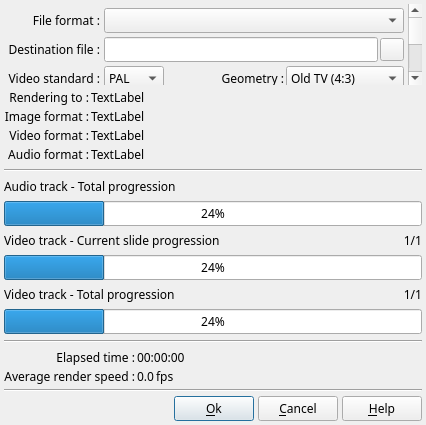
The window that DlgRenderVideo.ui (boenki/ffdiaporama) describes before a commit, drawn with Qt 5.
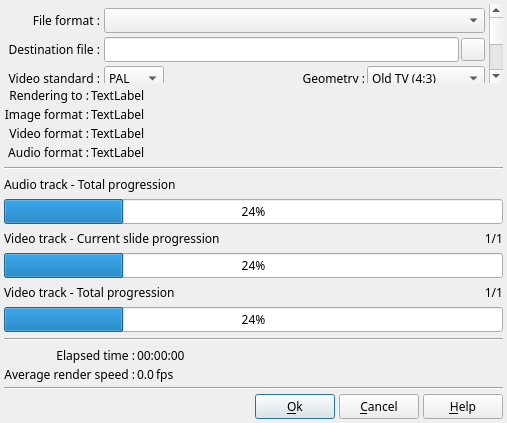
The same window after the commit. Icons and pictures are not drawn.

Diff of the .ui file:
```diff
--- a/DlgRenderVideo.ui
+++ b/DlgRenderVideo.ui
@@ -6,8 +6,8 @@
    <rect>
     <x>0</x>
     <y>0</y>
-    <width>426</width>
-    <height>425</height>
+    <width>507</width>
+    <height>423</height>
    </rect>
   </property>
   <property name="sizePolicy">
@@ -45,7 +45,7 @@
        <rect>
         <x>0</x>
         <y>0</y>
-        <width>402</width>
+        <width>483</width>
         <height>188</height>
        </rect>
       </property>
```
